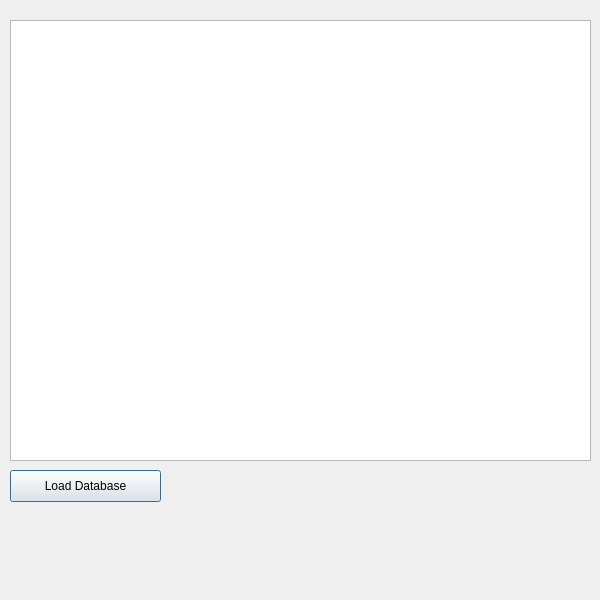
Qt form Launcher/viewdatabase.ui (Lamson555/iCyberSecurity) before a commit.
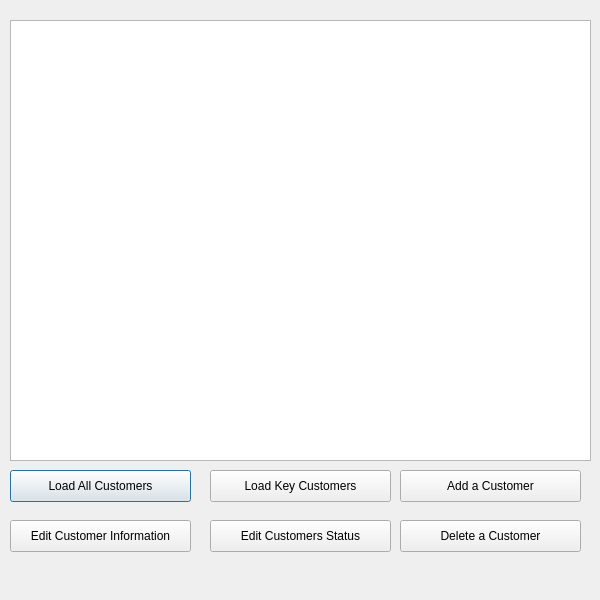
The same form after that commit.

```diff
--- a/Launcher/viewdatabase.ui
+++ b/Launcher/viewdatabase.ui
@@ -28,12 +28,77 @@
     <rect>
      <x>10</x>
      <y>470</y>
-     <width>151</width>
+     <width>181</width>
      <height>32</height>
     </rect>
    </property>
    <property name="text">
-    <string>Load Database</string>
+    <string>Load All Customers</string>
+   </property>
+  </widget>
+  <widget class="QPushButton" name="loadDatabase_2">
+   <property name="geometry">
+    <rect>
+     <x>210</x>
+     <y>470</y>
+     <width>181</width>
+     <height>32</height>
+    </rect>
+   </property>
+   <property name="text">
+    <string>Load Key Customers</string>
+   </property>
+  </widget>
+  <widget class="QPushButton" name="loadDatabase_3">
+   <property name="geometry">
+    <rect>
+     <x>210</x>
+     <y>520</y>
+     <width>181</width>
+     <height>32</height>
+    </rect>
+   </property>
+   <property name="text">
+    <string>Edit Customers Status</string>
+   </property>
+  </widget>
+  <widget class="QPushButton" name="loadDatabase_4">
+   <property name="geometry">
+    <rect>
+     <x>10</x>
+     <y>520</y>
+     <width>181</width>
+     <height>32</height>
+    </rect>
+   </property>
+   <property name="text">
+    <string>Edit Customer Information</string>
+   </property>
+  </widget>
+  <widget class="QPushButton" name="loadDatabase_5">
+   <property name="geometry">
+    <rect>
+     <x>400</x>
+     <y>470</y>
+     <width>181</width>
+     <height>32</height>
+    </rect>
+   </property>
+   <property name="text">
+    <string>Add a Customer</string>
+   </property>
+  </widget>
+  <widget class="QPushButton" name="loadDatabase_6">
+   <property name="geometry">
+    <rect>
+     <x>400</x>
+     <y>520</y>
+     <width>181</width>
+     <height>32</height>
+    </rect>
+   </property>
+   <property name="text">
+    <string>Delete a Customer</string>
    </property>
   </widget>
  </widget>
```
